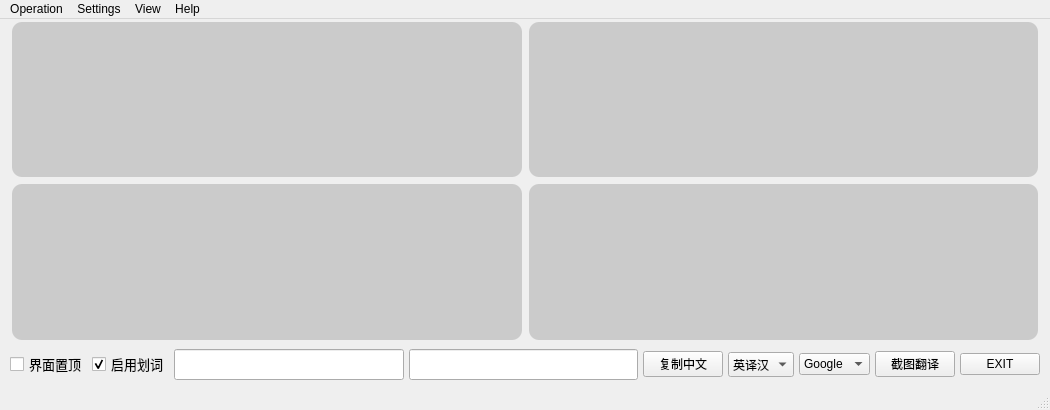
Before: the Qt Designer form mainwindow.ui in brilliantrough/not-powerful-translator, drawn with Qt 5.
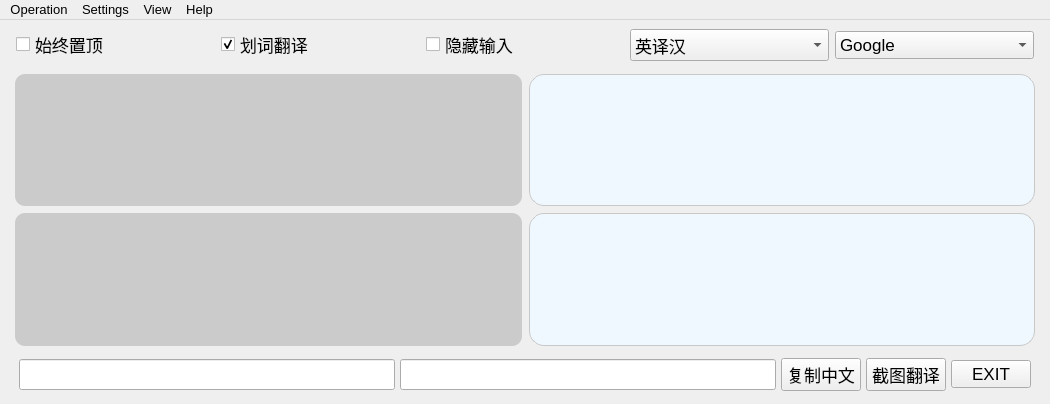
After: the same form once the commit is applied. Custom widgets are drawn as their Qt base class.

Commit message: [update]: 更新 UI

Diff of the .ui file:
```diff
--- a/mainwindow.ui
+++ b/mainwindow.ui
@@ -7,9 +7,15 @@
     <x>0</x>
     <y>0</y>
     <width>1050</width>
-    <height>410</height>
+    <height>404</height>
    </rect>
   </property>
+  <property name="font">
+   <font>
+    <family>Segoe UI</family>
+    <pointsize>10</pointsize>
+   </font>
+  </property>
   <property name="windowTitle">
    <string>MainWindow</string>
   </property>
@@ -22,25 +28,22 @@
      <number>7</number>
     </property>
     <property name="topMargin">
-     <number>3</number>
+     <number>0</number>
     </property>
     <property name="rightMargin">
      <number>7</number>
     </property>
     <property name="bottomMargin">
-     <number>3</number>
+     <number>1</number>
     </property>
-    <property name="spacing">
+    <property name="horizontalSpacing">
      <number>5</number>
     </property>
-    <item row="1" column="0">
+    <property name="verticalSpacing">
+     <number>1</number>
+    </property>
+    <item row="2" column="0">
      <widget class="QWidget" name="widget" native="true">
-      <property name="minimumSize">
-       <size>
-        <width>0</width>
-        <height>40</height>
-       </size>
-      </property>
       <layout class="QVBoxLayout" name="verticalLayout_2">
        <property name="spacing">
         <number>3</number>
@@ -58,232 +61,262 @@
         <number>3</number>
        </property>
        <item>
-        <layout class="QHBoxLayout" name="horizontalLayout">
+        <layout class="QGridLayout" name="gridLayout">
+         <property name="leftMargin">
+          <number>5</number>
+         </property>
+         <property name="rightMargin">
+          <number>5</number>
+         </property>
          <property name="spacing">
-          <number>5</number>
+          <number>7</number>
          </property>
-         <item>
-          <widget class="QCheckBox" name="onTopCheckBox">
+         <item row="3" column="0">
+          <widget class="QPlainTextEdit" name="inputZH">
            <property name="font">
             <font>
-             <family>黑体</family>
-             <pointsize>10</pointsize>
+             <family>SimSun</family>
+             <pointsize>13</pointsize>
             </font>
            </property>
-           <property name="text">
-            <string>界面置顶</string>
+           <property name="styleSheet">
+            <string notr="true">background-color: rgb(203, 203, 203);
+border-color: rgb(170, 0, 0);
+border-radius: 10px;</string>
            </property>
           </widget>
          </item>
-         <item>
-          <widget class="QCheckBox" name="selectionCheckBox">
+         <item row="4" column="1">
+          <widget class="CustomTextBrowser" name="outputZH">
            <property name="font">
             <font>
-             <family>黑体</family>
-             <pointsize>10</pointsize>
+             <family>SimSun</family>
+             <pointsize>13</pointsize>
+             <italic>false</italic>
+             <bold>false</bold>
             </font>
            </property>
-           <property name="text">
-            <string>启用划词</string>
+           <property name="styleSheet">
+            <string notr="true">
+        background-color: rgb(240, 248, 255);  /* 淡蓝色背景 */
+        border: 1px solid rgb(200, 200, 200);  /* 细灰色边框 */
+        border-radius: 15px;                   /* 更大的圆角 */
+        padding: 5px;                         /* 增加内边距 */
+        line-height: 1.5;                      /* 改善行高 */</string>
            </property>
-           <property name="checked">
-            <bool>true</bool>
-           </property>
           </widget>
          </item>
-         <item>
-          <widget class="QLineEdit" name="statusEN">
+         <item row="3" column="1">
+          <widget class="CustomTextBrowser" name="outputEN">
            <property name="font">
             <font>
-             <family>宋体</family>
-             <pointsize>12</pointsize>
-            </font>
-           </property>
-           <property name="text">
-            <string/>
-           </property>
-          </widget>
-         </item>
-         <item>
-          <widget class="QLineEdit" name="statusZH">
-           <property name="font">
-            <font>
-             <family>宋体</family>
-             <pointsize>12</pointsize>
-            </font>
-           </property>
-          </widget>
-         </item>
-         <item>
-          <widget class="QPushButton" name="copyZHBtn">
-           <property name="font">
-            <font>
-             <family>黑体</family>
-            </font>
-           </property>
-           <property name="text">
-            <string>复制中文</string>
-           </property>
-          </widget>
-         </item>
-         <item>
-          <widget class="QComboBox" name="modeBox">
-           <property name="font">
-            <font>
-             <family>黑体</family>
-            </font>
-           </property>
-           <item>
-            <property name="text">
-             <string>英译汉</string>
-            </property>
-           </item>
-           <item>
-            <property name="text">
-             <string>汉译英</string>
-            </property>
-           </item>
-           <item>
-            <property name="text">
-             <string>Both</string>
-            </property>
-           </item>
-          </widget>
-         </item>
-         <item>
-          <widget class="QComboBox" name="engineBox">
-           <property name="font">
-            <font>
              <family>Arial</family>
+             <pointsize>13</pointsize>
             </font>
            </property>
-           <item>
-            <property name="text">
-             <string>Google</string>
-            </property>
-           </item>
-           <item>
-            <property name="text">
-             <string>DeepL</string>
-            </property>
-           </item>
-           <item>
-            <property name="text">
-             <string>Baidu</string>
-            </property>
-           </item>
-           <item>
-            <property name="text">
-             <string>OpenAI</string>
-            </property>
-           </item>
-          </widget>
-         </item>
-         <item>
-          <widget class="QPushButton" name="screenshotBtn">
-           <property name="font">
-            <font>
-             <family>黑体</family>
-            </font>
+           <property name="styleSheet">
+            <string notr="true">
+        background-color: rgb(240, 248, 255);  /* 淡蓝色背景 */
+        border: 1px solid rgb(200, 200, 200);  /* 细灰色边框 */
+        border-radius: 15px;                   /* 更大的圆角 */
+        padding: 5px;                         /* 增加内边距 */
+        line-height: 1.5;                      /* 改善行高 */</string>
            </property>
-           <property name="text">
-            <string>截图翻译</string>
-           </property>
           </widget>
          </item>
-         <item>
-          <widget class="QPushButton" name="exitBtn">
+         <item row="4" column="0">
+          <widget class="QPlainTextEdit" name="inputEN">
            <property name="font">
             <font>
              <family>Arial</family>
+             <pointsize>13</pointsize>
             </font>
            </property>
-           <property name="text">
-            <string>EXIT</string>
+           <property name="styleSheet">
+            <string notr="true">background-color: rgb(203, 203, 203);
+border-color: rgb(170, 0, 0);
+border-radius: 10px;</string>
            </property>
           </widget>
          </item>
         </layout>
        </item>
+       <item>
+        <widget class="QWidget" name="display_widget" native="true">
+         <layout class="QHBoxLayout" name="horizontalLayout">
+          <property name="spacing">
+           <number>5</number>
+          </property>
+          <item>
+           <widget class="QLineEdit" name="statusEN">
+            <property name="font">
+             <font>
+              <family>SimSun</family>
+              <pointsize>12</pointsize>
+             </font>
+            </property>
+            <property name="text">
+             <string/>
+            </property>
+           </widget>
+          </item>
+          <item>
+           <widget class="QLineEdit" name="statusZH">
+            <property name="font">
+             <font>
+              <family>SimSun</family>
+              <pointsize>12</pointsize>
+             </font>
+            </property>
+           </widget>
+          </item>
+          <item>
+           <widget class="QPushButton" name="copyZHBtn">
+            <property name="font">
+             <font>
+              <family>SimSun</family>
+              <pointsize>13</pointsize>
+             </font>
+            </property>
+            <property name="text">
+             <string>复制中文</string>
+            </property>
+           </widget>
+          </item>
+          <item>
+           <widget class="QPushButton" name="screenshotBtn">
+            <property name="font">
+             <font>
+              <family>SimSun</family>
+              <pointsize>13</pointsize>
+             </font>
+            </property>
+            <property name="text">
+             <string>截图翻译</string>
+            </property>
+           </widget>
+          </item>
+          <item>
+           <widget class="QPushButton" name="exitBtn">
+            <property name="font">
+             <font>
+              <family>Segoe UI</family>
+              <pointsize>13</pointsize>
+             </font>
+            </property>
+            <property name="text">
+             <string>EXIT</string>
+            </property>
+           </widget>
+          </item>
+         </layout>
+        </widget>
+       </item>
       </layout>
      </widget>
     </item>
-    <item row="0" column="0">
-     <layout class="QGridLayout" name="gridLayout">
-      <property name="leftMargin">
-       <number>5</number>
-      </property>
-      <property name="rightMargin">
-       <number>5</number>
-      </property>
-      <property name="spacing">
-       <number>7</number>
-      </property>
-      <item row="1" column="0">
-       <widget class="QPlainTextEdit" name="inputEN">
-        <property name="font">
-         <font>
-          <family>Microsoft YaHei</family>
-          <pointsize>11</pointsize>
-         </font>
-        </property>
-        <property name="styleSheet">
-         <string notr="true">background-color: rgb(203, 203, 203);
-border-color: rgb(170, 0, 0);
-border-radius: 10px;</string>
-        </property>
-       </widget>
-      </item>
-      <item row="0" column="1">
-       <widget class="QTextBrowser" name="outputEN">
-        <property name="font">
-         <font>
-          <family>Microsoft YaHei</family>
-          <pointsize>11</pointsize>
-         </font>
-        </property>
-        <property name="styleSheet">
-         <string notr="true">background-color: rgb(203, 203, 203);
-border-color: rgb(170, 0, 0);
-border-radius: 10px;</string>
-        </property>
-       </widget>
-      </item>
-      <item row="0" column="0">
-       <widget class="QPlainTextEdit" name="inputZH">
-        <property name="font">
-         <font>
-          <family>黑体</family>
-          <pointsize>13</pointsize>
-         </font>
-        </property>
-        <property name="styleSheet">
-         <string notr="true">background-color: rgb(203, 203, 203);
-border-color: rgb(170, 0, 0);
-border-radius: 10px;</string>
-        </property>
-       </widget>
-      </item>
-      <item row="1" column="1">
-       <widget class="QTextBrowser" name="outputZH">
-        <property name="font">
-         <font>
-          <family>黑体</family>
-          <pointsize>13</pointsize>
-          <weight>50</weight>
-          <italic>false</italic>
-          <bold>false</bold>
-         </font>
-        </property>
-        <property name="styleSheet">
-         <string notr="true">background-color: rgb(203, 203, 203);
-border-color: rgb(170, 0, 0);
-border-radius: 10px;
-line-height: 20px;</string>
-        </property>
-       </widget>
-      </item>
-     </layout>
+    <item row="1" column="0">
+     <widget class="QWidget" name="func_widget" native="true">
+      <layout class="QHBoxLayout" name="horizontalLayout_3">
+       <item>
+        <widget class="QCheckBox" name="onTopCheckBox">
+         <property name="font">
+          <font>
+           <family>SimSun</family>
+           <pointsize>13</pointsize>
+          </font>
+         </property>
+         <property name="text">
+          <string>始终置顶</string>
+         </property>
+        </widget>
+       </item>
+       <item>
+        <widget class="QCheckBox" name="selectionCheckBox">
+         <property name="font">
+          <font>
+           <family>SimSun</family>
+           <pointsize>13</pointsize>
+          </font>
+         </property>
+         <property name="text">
+          <string>划词翻译</string>
+         </property>
+         <property name="checked">
+          <bool>true</bool>
+         </property>
+        </widget>
+       </item>
+       <item>
+        <widget class="QCheckBox" name="hideInputCheckBox">
+         <property name="font">
+          <font>
+           <family>SimSun</family>
+           <pointsize>13</pointsize>
+          </font>
+         </property>
+         <property name="text">
+          <string>隐藏输入</string>
+         </property>
+        </widget>
+       </item>
+       <item>
+        <widget class="QComboBox" name="modeBox">
+         <property name="font">
+          <font>
+           <family>SimSun</family>
+           <pointsize>13</pointsize>
+          </font>
+         </property>
+         <item>
+          <property name="text">
+           <string>英译汉</string>
+          </property>
+         </item>
+         <item>
+          <property name="text">
+           <string>汉译英</string>
+          </property>
+         </item>
+         <item>
+          <property name="text">
+           <string>Both</string>
+          </property>
+         </item>
+        </widget>
+       </item>
+       <item>
+        <widget class="QComboBox" name="engineBox">
+         <property name="font">
+          <font>
+           <family>Segoe UI</family>
+           <pointsize>13</pointsize>
+          </font>
+         </property>
+         <item>
+          <property name="text">
+           <string>Google</string>
+          </property>
+         </item>
+         <item>
+          <property name="text">
+           <string>DeepL</string>
+          </property>
+         </item>
+         <item>
+          <property name="text">
+           <string>Baidu</string>
+          </property>
+         </item>
+         <item>
+          <property name="text">
+           <string>OpenAI</string>
+          </property>
+         </item>
+        </widget>
+       </item>
+      </layout>
+     </widget>
     </item>
    </layout>
   </widget>
@@ -341,7 +374,6 @@
    <addaction name="menuView"/>
    <addaction name="menuHelp"/>
   </widget>
-  <widget class="QStatusBar" name="statusbar"/>
   <action name="actionCopyZH">
    <property name="text">
     <string>Copy zhCN</string>
@@ -471,6 +503,13 @@
    </property>
   </action>
  </widget>
+ <customwidgets>
+  <customwidget>
+   <class>CustomTextBrowser</class>
+   <extends>QTextBrowser</extends>
+   <header>widget/customtextbrowser</header>
+  </customwidget>
+ </customwidgets>
  <resources/>
  <connections/>
 </ui>
```
Left out of the diff: 122 changed lines with no effect on the pictures.
